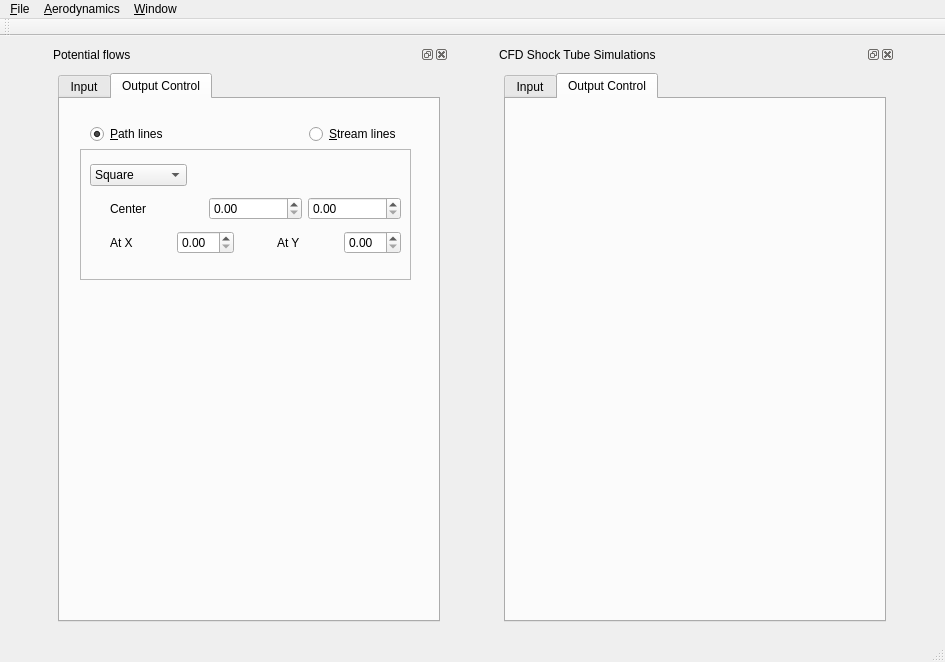
Qt form ui/mainwindow.ui (devakumar/EduAerospace) before a commit.
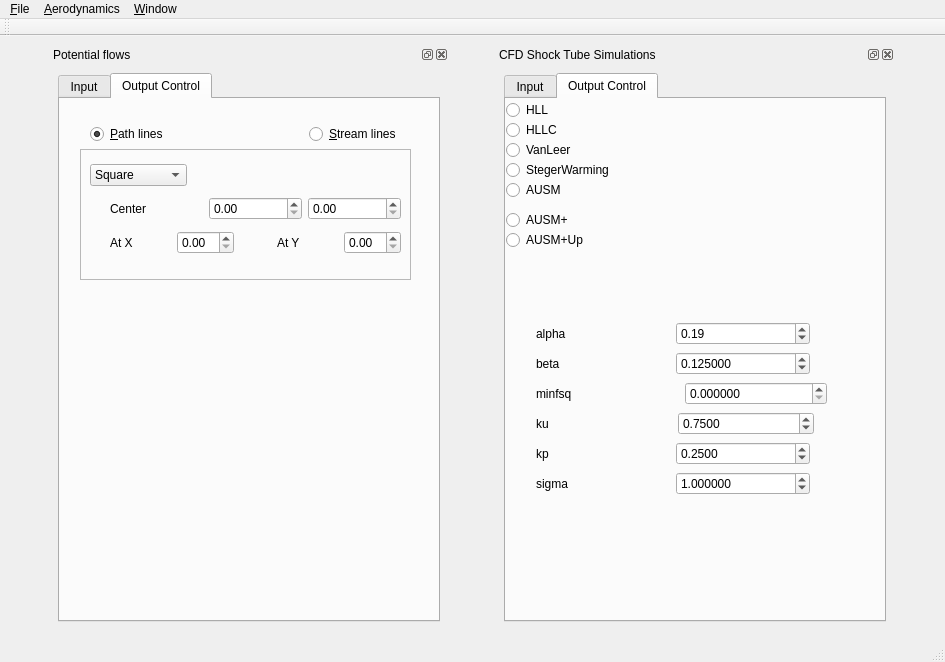
The same form after that commit. The open tabs and pages were chosen to show the change.

Commit message: Implementad more variables in ui

Diff of the .ui file:
```diff
--- a/ui/mainwindow.ui
+++ b/ui/mainwindow.ui
@@ -696,7 +696,7 @@
         <property name="minimumSize">
          <size>
           <width>400</width>
-          <height>423</height>
+          <height>504</height>
          </size>
         </property>
         <property name="maximumSize">
@@ -921,6 +921,346 @@
              <attribute name="title">
               <string>Output Control</string>
              </attribute>
+             <widget class="QWidget" name="layoutWidget_2">
+              <property name="geometry">
+               <rect>
+                <x>30</x>
+                <y>280</y>
+                <width>291</width>
+                <height>29</height>
+               </rect>
+              </property>
+              <layout class="QHBoxLayout" name="horizontalLayout_23">
+               <item>
+                <widget class="QLabel" name="label_minfsq">
+                 <property name="text">
+                  <string>minfsq</string>
+                 </property>
+                 <property name="buddy">
+                  <cstring>doubleSpinBox_cfdDiphrmPostn</cstring>
+                 </property>
+                </widget>
+               </item>
+               <item>
+                <widget class="QDoubleSpinBox" name="doubleSpinBox_cfdminfsq">
+                 <property name="decimals">
+                  <number>6</number>
+                 </property>
+                 <property name="minimum">
+                  <double>0.000000000000000</double>
+                 </property>
+                 <property name="maximum">
+                  <double>1000000000.000000000000000</double>
+                 </property>
+                 <property name="singleStep">
+                  <double>1.000000000000000</double>
+                 </property>
+                 <property name="value">
+                  <double>0.000000000000000</double>
+                 </property>
+                </widget>
+               </item>
+              </layout>
+             </widget>
+             <widget class="QWidget" name="layoutWidget_3">
+              <property name="geometry">
+               <rect>
+                <x>30</x>
+                <y>310</y>
+                <width>278</width>
+                <height>29</height>
+               </rect>
+              </property>
+              <layout class="QHBoxLayout" name="horizontalLayout_24">
+               <item>
+                <widget class="QLabel" name="label_cfdku">
+                 <property name="midLineWidth">
+                  <number>1</number>
+                 </property>
+                 <property name="text">
+                  <string>ku</string>
+                 </property>
+                 <property name="buddy">
+                  <cstring>doubleSpinBox_cfdDiphrmPostn</cstring>
+                 </property>
+                </widget>
+               </item>
+               <item>
+                <widget class="QDoubleSpinBox" name="doubleSpinBox_cfdku">
+                 <property name="decimals">
+                  <number>4</number>
+                 </property>
+                 <property name="minimum">
+                  <double>-1000000000.000000000000000</double>
+                 </property>
+                 <property name="maximum">
+                  <double>1000000000.000000000000000</double>
+                 </property>
+                 <property name="singleStep">
+                  <double>10.000000000000000</double>
+                 </property>
+                 <property name="value">
+                  <double>0.750000000000000</double>
+                 </property>
+                </widget>
+               </item>
+              </layout>
+             </widget>
+             <widget class="QWidget" name="layoutWidget_4">
+              <property name="geometry">
+               <rect>
+                <x>30</x>
+                <y>340</y>
+                <width>274</width>
+                <height>29</height>
+               </rect>
+              </property>
+              <layout class="QHBoxLayout" name="horizontalLayout_25">
+               <item>
+                <widget class="QLabel" name="label_cfdkp">
+                 <property name="text">
+                  <string>kp</string>
+                 </property>
+                 <property name="buddy">
+                  <cstring>doubleSpinBox_cfdDiphrmPostn</cstring>
+                 </property>
+                </widget>
+               </item>
+               <item>
+                <widget class="QDoubleSpinBox" name="doubleSpinBox_cfdkp">
+                 <property name="decimals">
+                  <number>4</number>
+                 </property>
+                 <property name="minimum">
+                  <double>0.000000000000000</double>
+                 </property>
+                 <property name="maximum">
+                  <double>1000000000.000000000000000</double>
+                 </property>
+                 <property name="singleStep">
+                  <double>100.000000000000000</double>
+                 </property>
+                 <property name="value">
+                  <double>0.250000000000000</double>
+                 </property>
+                </widget>
+               </item>
+              </layout>
+             </widget>
+             <widget class="QWidget" name="layoutWidget_16">
+              <property name="geometry">
+               <rect>
+                <x>30</x>
+                <y>220</y>
+                <width>274</width>
+                <height>29</height>
+               </rect>
+              </property>
+              <layout class="QHBoxLayout" name="horizontalLayout_41">
+               <item>
+                <widget class="QLabel" name="label_cfdDiaphramPosition_14">
+                 <property name="text">
+                  <string>alpha</string>
+                 </property>
+                 <property name="buddy">
+                  <cstring>doubleSpinBox_cfdDiphrmPostn</cstring>
+                 </property>
+                </widget>
+               </item>
+               <item>
+                <widget class="QDoubleSpinBox" name="doubleSpinBox_cfdalpha">
+                 <property name="minimum">
+                  <double>0.000000000000000</double>
+                 </property>
+                 <property name="maximum">
+                  <double>1000000000.000000000000000</double>
+                 </property>
+                 <property name="singleStep">
+                  <double>100.000000000000000</double>
+                 </property>
+                 <property name="value">
+                  <double>0.190000000000000</double>
+                 </property>
+                </widget>
+               </item>
+              </layout>
+             </widget>
+             <widget class="QWidget" name="layoutWidget_17">
+              <property name="geometry">
+               <rect>
+                <x>30</x>
+                <y>370</y>
+                <width>274</width>
+                <height>29</height>
+               </rect>
+              </property>
+              <layout class="QHBoxLayout" name="horizontalLayout_42">
+               <item>
+                <widget class="QLabel" name="label_cfdsigma">
+                 <property name="text">
+                  <string>sigma</string>
+                 </property>
+                 <property name="buddy">
+                  <cstring>doubleSpinBox_cfdDiphrmPostn</cstring>
+                 </property>
+                </widget>
+               </item>
+               <item>
+                <widget class="QDoubleSpinBox" name="doubleSpinBox_cfdsigma">
+                 <property name="decimals">
+                  <number>6</number>
+                 </property>
+                 <property name="minimum">
+                  <double>-1000000000.000000000000000</double>
+                 </property>
+                 <property name="maximum">
+                  <double>1000000000.000000000000000</double>
+                 </property>
+                 <property name="singleStep">
+                  <double>1.000000000000000</double>
+                 </property>
+                 <property name="value">
+                  <double>1.000000000000000</double>
+                 </property>
+                </widget>
+               </item>
+              </layout>
+             </widget>
+             <widget class="QWidget" name="layoutWidget_18">
+              <property name="geometry">
+               <rect>
+                <x>30</x>
+                <y>250</y>
+                <width>274</width>
+                <height>29</height>
+               </rect>
+              </property>
+              <layout class="QHBoxLayout" name="horizontalLayout_43">
+               <item>
+                <widget class="QLabel" name="label_uL_3">
+                 <property name="midLineWidth">
+                  <number>1</number>
+                 </property>
+                 <property name="text">
+                  <string>beta</string>
+                 </property>
+                 <property name="buddy">
+                  <cstring>doubleSpinBox_cfdDiphrmPostn</cstring>
+                 </property>
+                </widget>
+               </item>
+               <item>
+                <widget class="QDoubleSpinBox" name="doubleSpinBox_cfdbeta">
+                 <property name="decimals">
+                  <number>6</number>
+                 </property>
+                 <property name="minimum">
+                  <double>-999999999.000000000000000</double>
+                 </property>
+                 <property name="maximum">
+                  <double>1000000000.000000000000000</double>
+                 </property>
+                 <property name="singleStep">
+                  <double>10.000000000000000</double>
+                 </property>
+                 <property name="value">
+                  <double>0.125000000000000</double>
+                 </property>
+                </widget>
+               </item>
+              </layout>
+             </widget>
+             <widget class="QRadioButton" name="HLLC">
+              <property name="geometry">
+               <rect>
+                <x>0</x>
+                <y>20</y>
+                <width>360</width>
+                <height>22</height>
+               </rect>
+              </property>
+              <property name="text">
+               <string>HLLC</string>
+              </property>
+             </widget>
+             <widget class="QRadioButton" name="radioButton_2">
+              <property name="geometry">
+               <rect>
+                <x>0</x>
+                <y>80</y>
+                <width>360</width>
+                <height>22</height>
+               </rect>
+              </property>
+              <property name="text">
+               <string>AUSM</string>
+              </property>
+             </widget>
+             <widget class="QRadioButton" name="AUSMUp">
+              <property name="geometry">
+               <rect>
+                <x>0</x>
+                <y>130</y>
+                <width>360</width>
+                <height>22</height>
+               </rect>
+              </property>
+              <property name="text">
+               <string>AUSM+Up</string>
+              </property>
+             </widget>
+             <widget class="QRadioButton" name="VanLeer">
+              <property name="geometry">
+               <rect>
+                <x>0</x>
+                <y>40</y>
+                <width>360</width>
+                <height>22</height>
+               </rect>
+              </property>
+              <property name="text">
+               <string>VanLeer</string>
+              </property>
+             </widget>
+             <widget class="QRadioButton" name="AUSMp">
+              <property name="geometry">
+               <rect>
+                <x>0</x>
+                <y>110</y>
+                <width>360</width>
+                <height>22</height>
+               </rect>
+              </property>
+              <property name="text">
+               <string>AUSM+</string>
+              </property>
+             </widget>
+             <widget class="QRadioButton" name="HLL">
+              <property name="geometry">
+               <rect>
+                <x>0</x>
+                <y>0</y>
+                <width>360</width>
+                <height>22</height>
+               </rect>
+              </property>
+              <property name="text">
+               <string>HLL</string>
+              </property>
+             </widget>
+             <widget class="QRadioButton" name="StegerWarming">
+              <property name="geometry">
+               <rect>
+                <x>0</x>
+                <y>60</y>
+                <width>360</width>
+                <height>22</height>
+               </rect>
+              </property>
+              <property name="text">
+               <string>StegerWarming</string>
+              </property>
+             </widget>
             </widget>
            </widget>
           </item>
```
Left out of the diff: 202 changed lines with no effect on the pictures. The commit also changes 6 other files.
